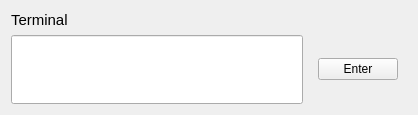
This is armsim/ui/terminalwidget.ui in bstee615/armsim as Qt 5 draws it before an edit. The edited form follows.
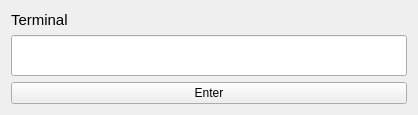
This is the edited form.

```diff
--- a/armsim/ui/terminalwidget.ui
+++ b/armsim/ui/terminalwidget.ui
@@ -27,8 +27,6 @@
     </widget>
    </item>
    <item>
-    <layout class="QHBoxLayout" name="horizontalLayout">
-     <item>
       <widget class="QLineEdit" name="leTerminalText">
        <property name="sizePolicy">
         <sizepolicy hsizetype="Expanding" vsizetype="Expanding">
@@ -39,19 +37,11 @@
       </widget>
      </item>
      <item>
-      <widget class="QWidget" name="widget" native="true">
-       <layout class="QVBoxLayout" name="verticalLayout_2">
-        <item>
          <widget class="QPushButton" name="btnEnterCommand">
           <property name="text">
            <string>Enter</string>
           </property>
          </widget>
-        </item>
-       </layout>
-      </widget>
-     </item>
-    </layout>
    </item>
   </layout>
  </widget>
```
Lines whose indentation alone changed are shown as unchanged.
